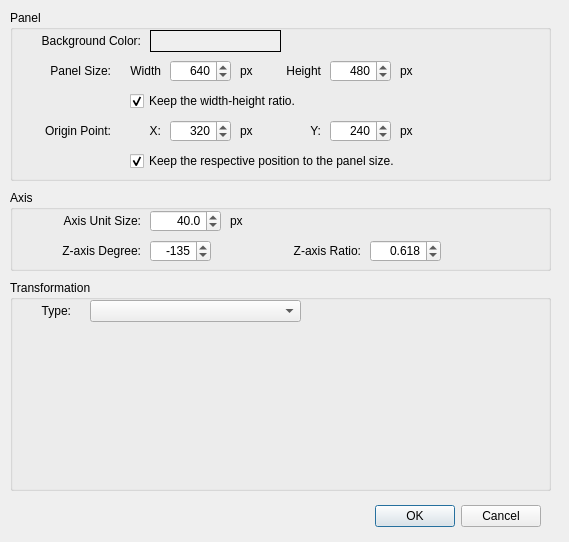
yuylong/FigureItNow, file FigureItNow7/finUiGraphConfigDlg.ui: the form before one commit.
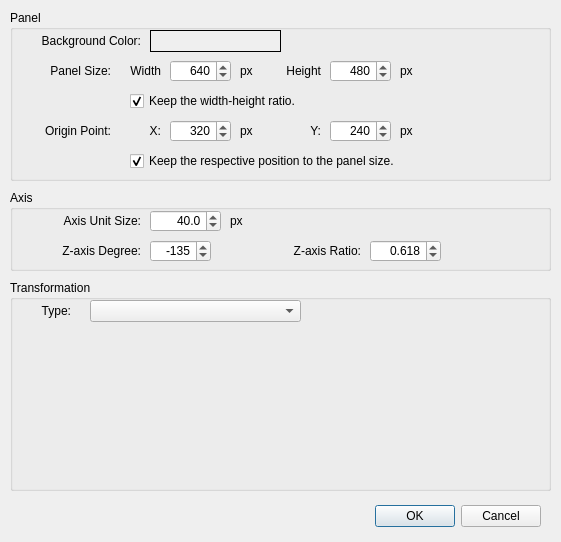
The form after the commit. Custom widgets are drawn as their Qt base class.

Commit message: Implement the ratio keeping for panel width and height in graph config dialog.

The edit to the form file:
```diff
--- a/FigureItNow7/finUiGraphConfigDlg.ui
+++ b/FigureItNow7/finUiGraphConfigDlg.ui
@@ -6,7 +6,7 @@
    <rect>
     <x>0</x>
     <y>0</y>
-    <width>569</width>
+    <width>561</width>
     <height>542</height>
    </rect>
   </property>
```
The commit also changes 2 other files.
